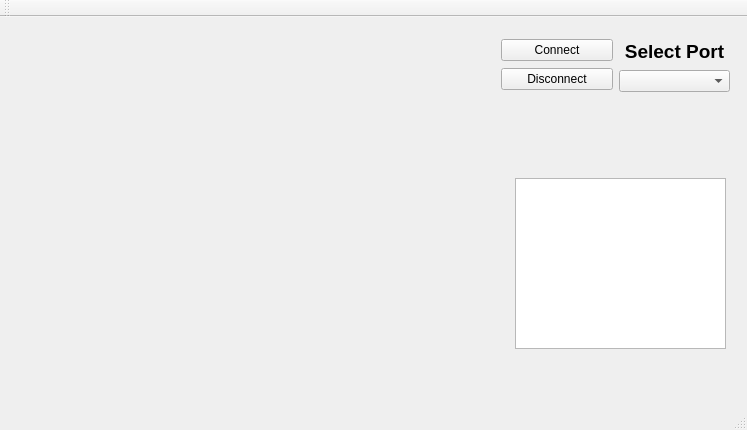
ContraMolinos/multimeterGUI, file mainwindow.ui: the form before one commit.
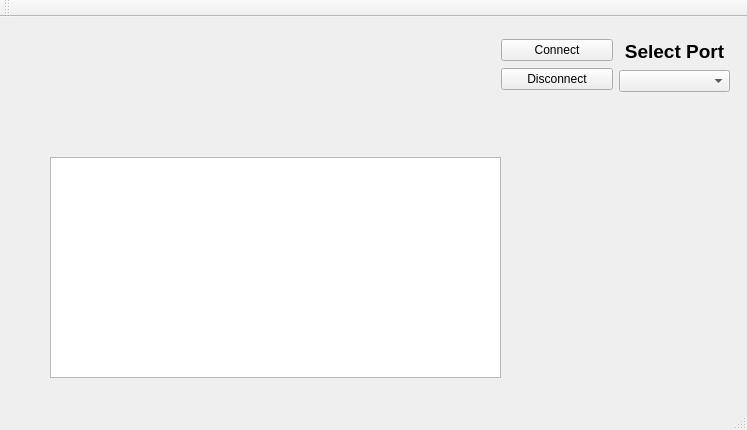
The form after the commit.

Commit message:
Graphication added. The graph automatically rescale as new data is added and resets when the reading mode is changed.
The x scaling is still not time, but data point. The y axis still shows
constant values if the range is too small.

Diff of the .ui file:
```diff
--- a/mainwindow.ui
+++ b/mainwindow.ui
@@ -14,16 +14,6 @@
    <string>Multimeter GUI</string>
   </property>
   <widget class="QWidget" name="centralWidget">
-   <widget class="QTextBrowser" name="textBrowser">
-    <property name="geometry">
-     <rect>
-      <x>515</x>
-      <y>161</y>
-      <width>211</width>
-      <height>171</height>
-     </rect>
-    </property>
-   </widget>
    <widget class="QWidget" name="layoutWidget">
     <property name="geometry">
      <rect>
@@ -78,6 +68,25 @@
      </item>
     </layout>
    </widget>
+   <widget class="QGraphicsView" name="graphPlot">
+    <property name="geometry">
+     <rect>
+      <x>50</x>
+      <y>140</y>
+      <width>451</width>
+      <height>221</height>
+     </rect>
+    </property>
+    <property name="lineWidth">
+     <number>2</number>
+    </property>
+    <property name="verticalScrollBarPolicy">
+     <enum>Qt::ScrollBarAlwaysOff</enum>
+    </property>
+    <property name="horizontalScrollBarPolicy">
+     <enum>Qt::ScrollBarAlwaysOff</enum>
+    </property>
+   </widget>
   </widget>
   <widget class="QMenuBar" name="menuBar">
    <property name="geometry">
```
Left out of the diff: 2 changed lines with no effect on the pictures. The commit also changes 8 other files.
